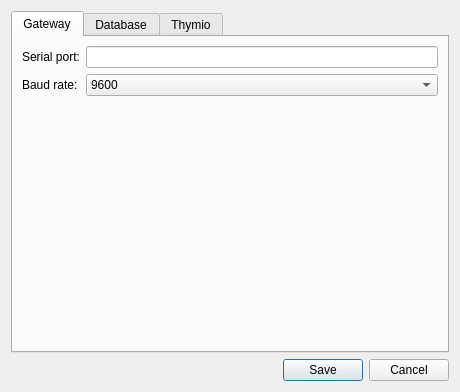
techandpeople/SoftEdIBO, file src/gui/ui/settings_dialog.ui: the form before one commit.
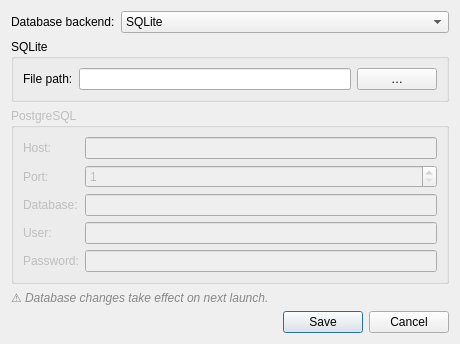
The form after the commit.

Commit message: Removed thymios global settings to individual settings and bug fixes

What changed in the file:
```diff
--- a/src/gui/ui/settings_dialog.ui
+++ b/src/gui/ui/settings_dialog.ui
@@ -3,39 +3,13 @@
  <class>SettingsDialog</class>
  <widget class="QDialog" name="SettingsDialog">
   <property name="geometry">
-   <rect><x>0</x><y>0</y><width>460</width><height>380</height></rect>
+   <rect><x>0</x><y>0</y><width>460</width><height>280</height></rect>
   </property>
   <property name="windowTitle"><string>Settings</string></property>
   <layout class="QVBoxLayout" name="verticalLayout">
    <item>
-    <widget class="QTabWidget" name="tabs">
-     <property name="currentIndex"><number>0</number></property>
-
-     <!-- Tab: Gateway -->
-     <widget class="QWidget" name="gateway_tab">
-      <attribute name="title"><string>Gateway</string></attribute>
-      <layout class="QFormLayout" name="gateway_form">
-       <item row="0" column="0"><widget class="QLabel"><property name="text"><string>Serial port:</string></property></widget></item>
-       <item row="0" column="1"><widget class="QLineEdit" name="serial_port_edit"/></item>
-       <item row="1" column="0"><widget class="QLabel"><property name="text"><string>Baud rate:</string></property></widget></item>
-       <item row="1" column="1">
-        <widget class="QComboBox" name="baud_rate_combo">
-         <item><property name="text"><string>9600</string></property></item>
-         <item><property name="text"><string>57600</string></property></item>
-         <item><property name="text"><string>115200</string></property></item>
-         <item><property name="text"><string>921600</string></property></item>
-        </widget>
-       </item>
-      </layout>
-     </widget>
-
-     <!-- Tab: Database -->
-     <widget class="QWidget" name="database_tab">
-      <attribute name="title"><string>Database</string></attribute>
-      <layout class="QVBoxLayout" name="database_vbox">
-       <item>
         <layout class="QFormLayout" name="backend_form">
-         <item row="0" column="0"><widget class="QLabel"><property name="text"><string>Backend:</string></property></widget></item>
+     <item row="0" column="0"><widget class="QLabel"><property name="text"><string>Database backend:</string></property></widget></item>
          <item row="0" column="1">
           <widget class="QComboBox" name="backend_combo">
            <item><property name="text"><string>SQLite</string></property></item>
@@ -82,22 +56,6 @@
         <widget class="QLabel" name="db_restart_label">
          <property name="text"><string>⚠ Database changes take effect on next launch.</string></property>
          <property name="styleSheet"><string>color: #888888; font-style: italic;</string></property>
-        </widget>
-       </item>
-      </layout>
-     </widget>
-
-     <!-- Tab: Thymio -->
-     <widget class="QWidget" name="thymio_tab">
-      <attribute name="title"><string>Thymio</string></attribute>
-      <layout class="QFormLayout" name="thymio_form">
-       <item row="0" column="0"><widget class="QLabel"><property name="text"><string>Host:</string></property></widget></item>
-       <item row="0" column="1"><widget class="QLineEdit" name="thymio_host_edit"/></item>
-       <item row="1" column="0"><widget class="QLabel"><property name="text"><string>Port:</string></property></widget></item>
-       <item row="1" column="1"><widget class="QSpinBox" name="thymio_port_spin"><property name="minimum"><number>1</number></property><property name="maximum"><number>65535</number></property></widget></item>
-      </layout>
-     </widget>
-
     </widget>
    </item>
    <item>
```
Lines whose indentation alone changed are shown as unchanged. The commit also changes 5 other files.
